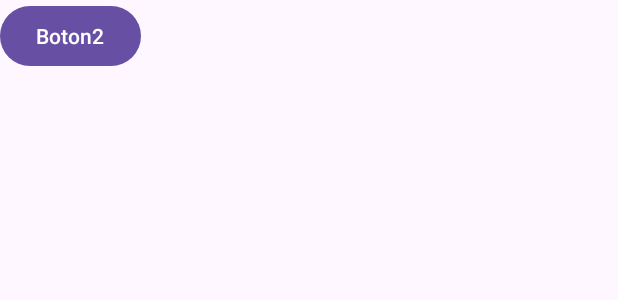
After one commit to aromlob/Actividad_Android, an Android app: the layout activity_main2.xml on its own in the app's theme, with its tools: preview values and no code run, on a phone screen of 412 x 824 dp. The commit adds this screen. Shown: the top 300 px of the screen. Run offline under Robolectric (Android 15) with nearby library versions, the phone set to English and light mode, and no system bars.

Commit message:
Actividad 4

```diff
--- a/app/src/main/AndroidManifest.xml
+++ b/app/src/main/AndroidManifest.xml
@@ -13,6 +13,11 @@
         android:theme="@style/Theme.ActvidadesAndroid"
         tools:targetApi="31">
         <activity
+            android:name=".MainActivity2"
+            android:exported="false">
+        </activity>
+
+        <activity
             android:name=".MainActivity"
             android:exported="true">
             <intent-filter>
--- a/app/src/main/java/com/example/actvidadesandroid/MainActivity.kt
+++ b/app/src/main/java/com/example/actvidadesandroid/MainActivity.kt
@@ -28,12 +28,12 @@ class MainActivity : AppCompatActivity() {
     }
     override fun onStart() {
         super.onStart()
-        var claseA = ClaseA("Hola",10)
+        /*var claseA = ClaseA("Hola",10)
 
         claseA.setNumero(30)
         claseA.setCadena("Hello")
         Toast.makeText(this, claseA.toString(), Toast.LENGTH_LONG).show()
-        Log.d(TAG, "Clase A OnStart -> ${claseA.toString()}")
+        Log.d(TAG, "Clase A OnStart -> ${claseA.toString()}")*/
     }
     override fun onResume() {
         super.onResume()
--- /dev/null
+++ b/app/src/main/res/layout/activity_main2.xml
@@ -0,0 +1,17 @@
+<?xml version="1.0" encoding="utf-8"?>
+<androidx.constraintlayout.widget.ConstraintLayout xmlns:android="http://schemas.android.com/apk/res/android"
+    xmlns:app="http://schemas.android.com/apk/res-auto"
+    xmlns:tools="http://schemas.android.com/tools"
+    android:id="@+id/main"
+    android:layout_width="match_parent"
+    android:layout_height="match_parent"
+    tools:context=".MainActivity2">
+
+    <Button
+        android:id="@+id/iv_boton2"
+        android:layout_width="wrap_content"
+        android:layout_height="wrap_content"
+        android:text="Boton2"
+        tools:ignore="MissingConstraints" />
+
+</androidx.constraintlayout.widget.ConstraintLayout>
```
Also changed, not shown: app/src/main/java/com/example/actvidadesandroid/MainActivity2.kt (added, +16 -0 lines).
